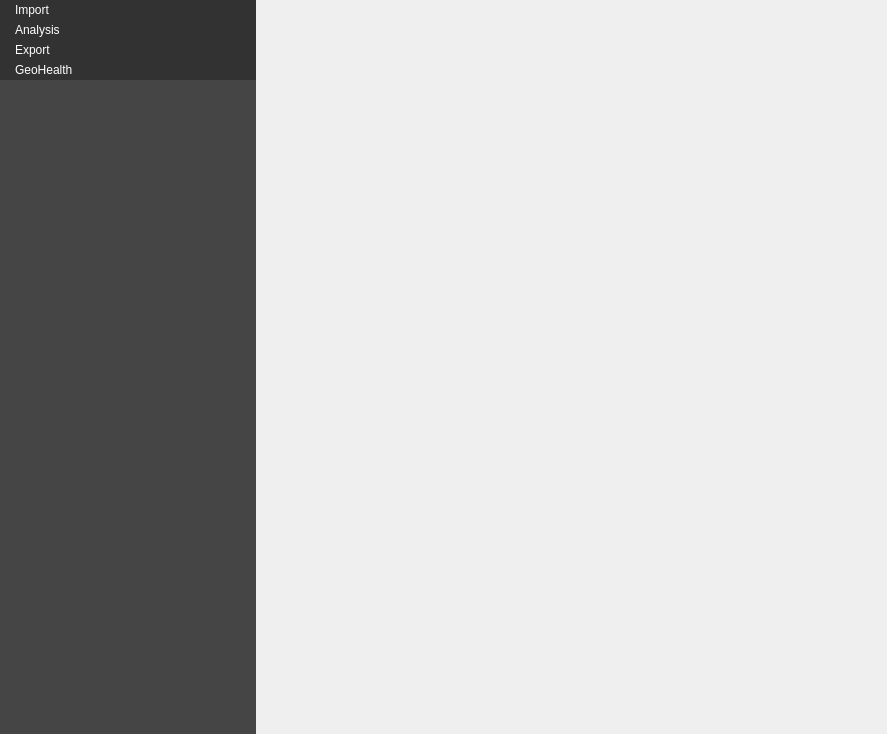
This is ui/main.ui in Gustry/GeoHealth as Qt 5 draws it before an edit. The edited form follows.
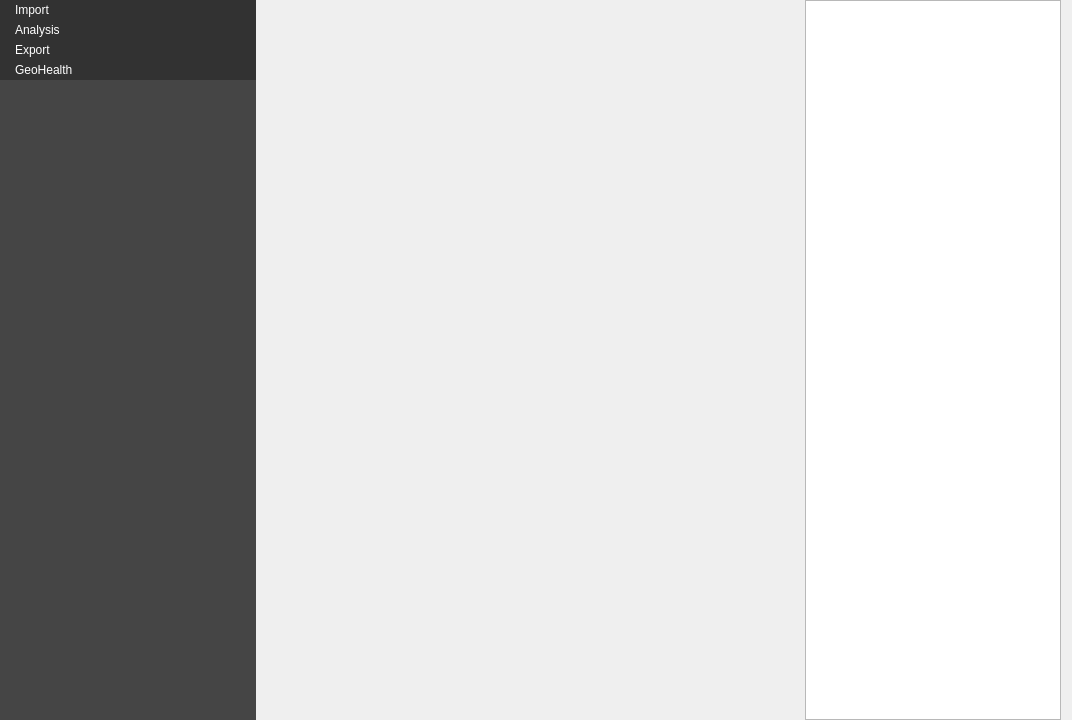
This is the edited form. Icons and pictures are not drawn. Custom widgets are drawn as their Qt base class.

What changed in the file:
```diff
--- a/ui/main.ui
+++ b/ui/main.ui
@@ -6,8 +6,8 @@
    <rect>
     <x>0</x>
     <y>0</y>
-    <width>887</width>
-    <height>734</height>
+    <width>1072</width>
+    <height>720</height>
    </rect>
   </property>
   <property name="windowTitle">
@@ -267,6 +267,22 @@
        </item>
       </layout>
      </item>
+     <item>
+      <widget class="QPlainTextEdit" name="help">
+       <property name="sizePolicy">
+        <sizepolicy hsizetype="Minimum" vsizetype="Minimum">
+         <horstretch>0</horstretch>
+         <verstretch>0</verstretch>
+        </sizepolicy>
+       </property>
+       <property name="horizontalScrollBarPolicy">
+        <enum>Qt::ScrollBarAlwaysOff</enum>
+       </property>
+       <property name="readOnly">
+        <bool>true</bool>
+       </property>
+      </widget>
+     </item>
     </layout>
    </item>
   </layout>
```
